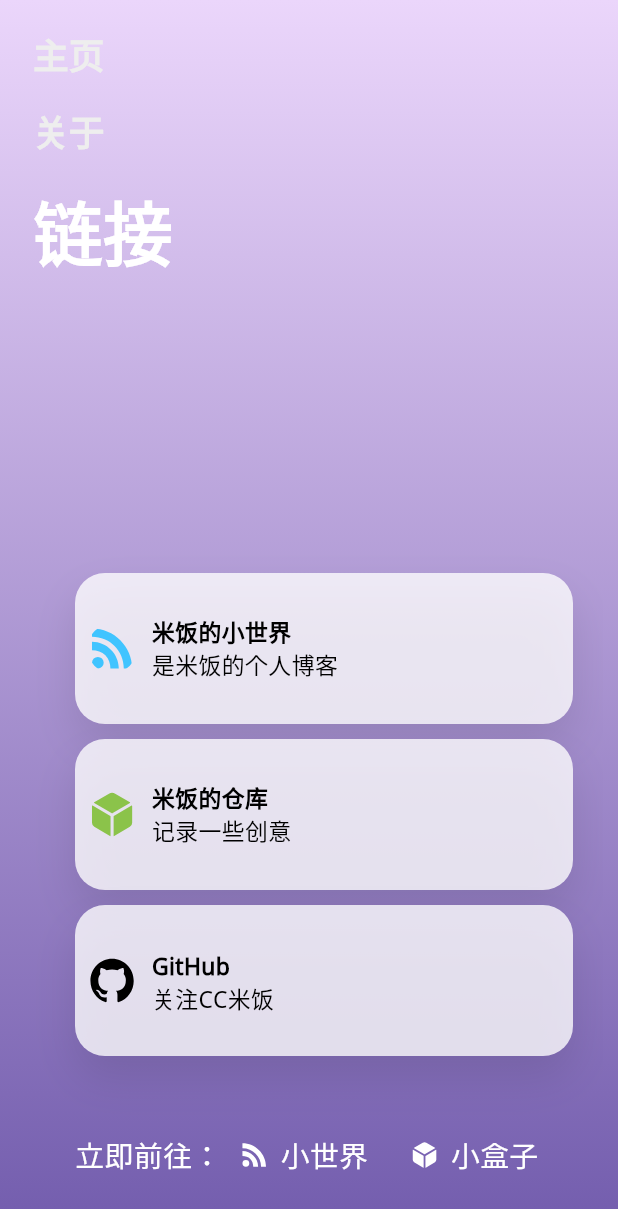
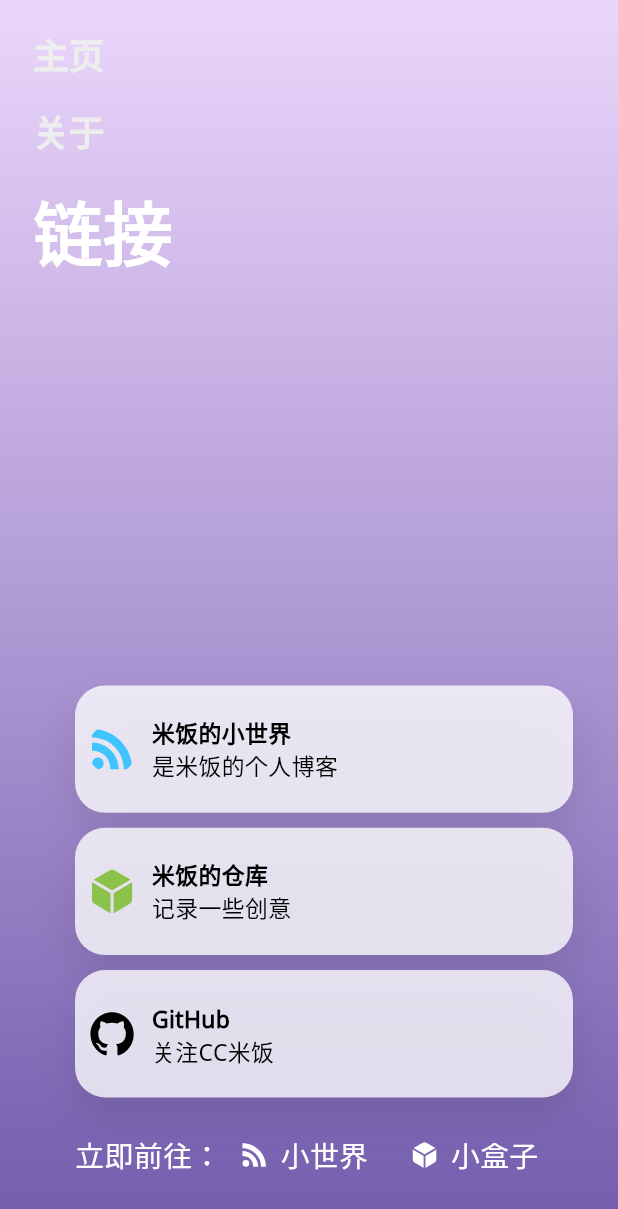
Before and after one commit to cc2562/ricehome3, a Flutter app: the screen it shows after launch, after a tap on "关于", after a tap on "链接", on a phone screen of 412 x 824 dp. Shown: the top 1209 px of the screen. Run offline on Flutter 3.47's test engine with Material 3 defaults, Android fonts, the phone set to English and light mode, and no system bars; drawn by our look-alikes of flutter_bounceable; our stand-ins replace ionicons, responsive_framework, sizer, widget_and_text_animator; missing offline and left inert: enhanced_future_builder, markdown_widget, motion; Roboto replaces fonts that are missing (healthy).

Commit message:
fix display error on ipad

```diff
--- a/lib/main.dart
+++ b/lib/main.dart
@@ -40,7 +40,8 @@ class MyApp extends StatelessWidget {
           child: child!,
           breakpoints: [
             const Breakpoint(start: 0, end: 450, name: MOBILE),
-            const Breakpoint(start: 451, end: 1440, name: DESKTOP),
+            const Breakpoint(start: 451, end: 770,name: TABLET),
+            const Breakpoint(start: 771, end: 1440, name: DESKTOP),
             const Breakpoint(start: 1441, end: double.infinity, name: '4K'),
           ],
         ),
--- a/lib/widget/links.dart
+++ b/lib/widget/links.dart
@@ -18,7 +18,7 @@ class _LinksState extends State<Links> {
   Widget build(BuildContext context) {
     return Container(
       alignment: Alignment.bottomLeft,
-      margin: EdgeInsets.fromLTRB(40, 0, 20, 110),
+      margin: EdgeInsets.fromLTRB(40, 0, 20, 10.h),
       child: Column(
         mainAxisAlignment: MainAxisAlignment.end,
         crossAxisAlignment: CrossAxisAlignment.center,
@@ -26,7 +26,7 @@ class _LinksState extends State<Links> {
           GridView(
             shrinkWrap: true,
             physics: NeverScrollableScrollPhysics(),
-            gridDelegate: SliverGridDelegateWithFixedCrossAxisCount(crossAxisCount: chooseAxisCount(),childAspectRatio: ResponsiveBreakpoints.of(context).isMobile?3:2.5,crossAxisSpacing: 1.w),
+            gridDelegate: SliverGridDelegateWithFixedCrossAxisCount(crossAxisCount: chooseAxisCount(),childAspectRatio: setSize(),crossAxisSpacing: 1.w),
             children: [
               //小世界
               Bounceable(
@@ -249,6 +249,8 @@ class _LinksState extends State<Links> {
       return 1;
     }else if(ResponsiveBreakpoints.of(context).isDesktop){
       return 2;
+    }else if(ResponsiveBreakpoints.of(context).isTablet){
+      return 1;
     }else{
       return 4;
     }
@@ -268,4 +270,15 @@ class _LinksState extends State<Links> {
       return 4.w;
     }
   }
+  double setSize(){
+    if(ResponsiveBreakpoints.of(context).isMobile){
+      return 3.5;
+    }else if(ResponsiveBreakpoints.of(context).isDesktop){
+      return 3;
+    }else if(ResponsiveBreakpoints.of(context).isTablet){
+      return 3;
+    }else{
+      return 2.5;
+    }
+  }
 }
--- a/lib/widget/mainland.dart
+++ b/lib/widget/mainland.dart
@@ -33,7 +33,7 @@ class _MainlandState extends State<Mainland> with AutomaticKeepAliveClientMixin{
         ),
 
         Container(
-          margin: EdgeInsets.fromLTRB(40, 0, 20, 200),
+          margin: EdgeInsets.fromLTRB(40, 0, 20, 15.h),
           alignment: Alignment.bottomLeft,
           child: setSize(),
         ),
@@ -42,7 +42,7 @@ class _MainlandState extends State<Mainland> with AutomaticKeepAliveClientMixin{
     );
   }
   Widget setSize(){
-    if(ResponsiveBreakpoints.of(context).smallerOrEqualTo(DESKTOP)){
+    if(ResponsiveBreakpoints.of(context).smallerOrEqualTo(MOBILE)){
       return Column(
         crossAxisAlignment: CrossAxisAlignment.start,
         mainAxisAlignment: MainAxisAlignment.end,
```
Also changed, not shown: 1 other file.
